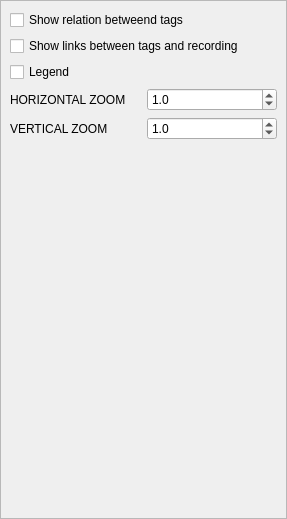
The window that gui/inspector.ui (Rekall/Rekall) describes before a commit, drawn with Qt 5.
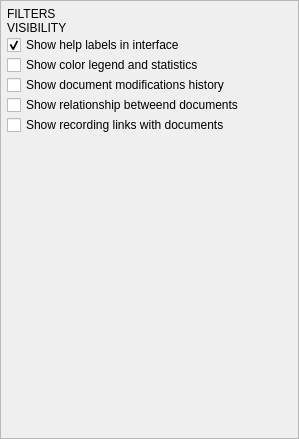
The same window after the commit.

Diff of the .ui file:
```diff
--- a/gui/inspector.ui
+++ b/gui/inspector.ui
@@ -6,8 +6,8 @@
    <rect>
     <x>0</x>
     <y>0</y>
-    <width>287</width>
-    <height>519</height>
+    <width>299</width>
+    <height>439</height>
    </rect>
   </property>
   <property name="windowTitle">
@@ -30,8 +30,18 @@
      </property>
      <layout class="QVBoxLayout" name="verticalLayout">
       <property name="spacing">
+       <number>0</number>
+      </property>
+      <property name="margin">
        <number>6</number>
       </property>
+      <item>
+       <widget class="QLabel" name="filtersLabel">
+        <property name="text">
+         <string>FILTERS</string>
+        </property>
+       </widget>
+      </item>
       <item>
        <layout class="QVBoxLayout" name="filters">
         <property name="spacing">
@@ -39,87 +49,51 @@
         </property>
        </layout>
       </item>
+      <item>
+       <widget class="QLabel" name="visibilityLabel">
+        <property name="text">
+         <string>VISIBILITY</string>
+        </property>
+       </widget>
+      </item>
+      <item>
+       <widget class="QCheckBox" name="help">
+        <property name="text">
+         <string>Show help labels in interface</string>
+        </property>
+        <property name="checked">
+         <bool>true</bool>
+        </property>
+       </widget>
+      </item>
+      <item>
+       <widget class="QCheckBox" name="legend">
+        <property name="text">
+         <string>Show color legend and statistics</string>
+        </property>
+       </widget>
+      </item>
+      <item>
+       <widget class="QCheckBox" name="history">
+        <property name="text">
+         <string>Show document modifications history</string>
+        </property>
+       </widget>
+      </item>
       <item>
        <widget class="QCheckBox" name="linkedTags">
         <property name="text">
-         <string>Show relation betweend tags</string>
+         <string>Show relationship betweend documents</string>
         </property>
        </widget>
       </item>
       <item>
        <widget class="QCheckBox" name="linkedRenders">
         <property name="text">
-         <string>Show links between tags and recording</string>
+         <string>Show recording links with documents</string>
         </property>
        </widget>
       </item>
-      <item>
-       <widget class="QCheckBox" name="legend">
-        <property name="text">
-         <string>Legend</string>
-        </property>
-       </widget>
-      </item>
-      <item>
-       <layout class="QHBoxLayout" name="horizontalLayout">
-        <item>
-         <widget class="QLabel" name="label_4">
-          <property name="text">
-           <string>HORIZONTAL ZOOM</string>
-          </property>
-         </widget>
-        </item>
-        <item>
-         <widget class="QDoubleSpinBox" name="hZoom">
-          <property name="decimals">
-           <number>1</number>
-          </property>
-          <property name="minimum">
-           <double>0.100000000000000</double>
-          </property>
-          <property name="maximum">
-           <double>100.000000000000000</double>
-          </property>
-          <property name="singleStep">
-           <double>0.100000000000000</double>
-          </property>
-          <property name="value">
-           <double>1.000000000000000</double>
-          </property>
-         </widget>
-        </item>
-       </layout>
-      </item>
-      <item>
-       <layout class="QHBoxLayout" name="horizontalLayout_2">
-        <item>
-         <widget class="QLabel" name="label_5">
-          <property name="text">
-           <string>VERTICAL ZOOM</string>
-          </property>
-         </widget>
-        </item>
-        <item>
-         <widget class="QDoubleSpinBox" name="vZoom">
-          <property name="decimals">
-           <number>1</number>
-          </property>
-          <property name="minimum">
-           <double>0.100000000000000</double>
-          </property>
-          <property name="maximum">
-           <double>100.000000000000000</double>
-          </property>
-          <property name="singleStep">
-           <double>0.100000000000000</double>
-          </property>
-          <property name="value">
-           <double>1.000000000000000</double>
-          </property>
-         </widget>
-        </item>
-       </layout>
-      </item>
       <item>
        <spacer name="verticalSpacer">
         <property name="orientation">
```
